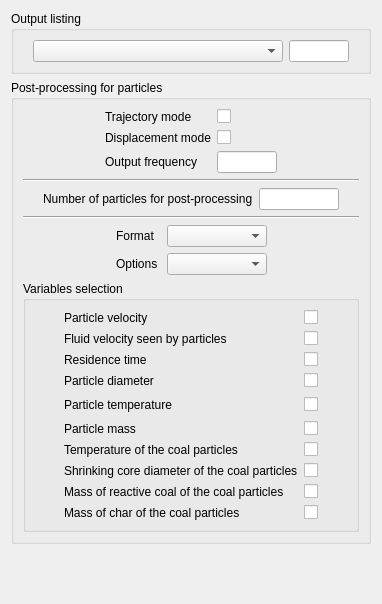
The window that gui/Pages/LagrangianOutputForm.ui (code-saturne/code_saturne) describes before a commit, drawn with Qt 5.
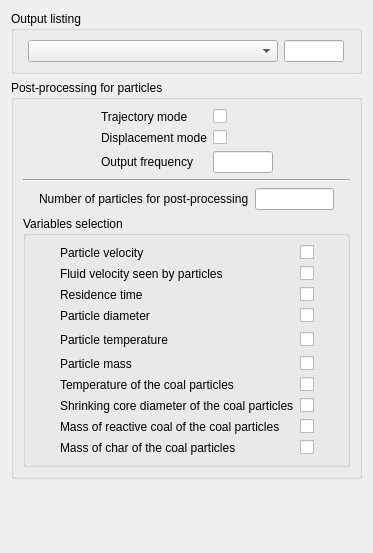
The same window after the commit.

Commit message: FIX suppress format and option and add frequency choice for lagrangian output

```diff
--- a/gui/Pages/LagrangianOutputForm.ui
+++ b/gui/Pages/LagrangianOutputForm.ui
@@ -1,12 +1,12 @@
 <ui version="4.0" >
  <class>LagrangianOutputForm</class>
- <widget class="QWidget" name="LagrangianOutputForm" >
-  <property name="geometry" >
+ <widget class="QWidget" name="LagrangianOutputForm">
+  <property name="geometry">
    <rect>
     <x>0</x>
     <y>0</y>
-    <width>382</width>
-    <height>604</height>
+    <width>373</width>
+    <height>553</height>
    </rect>
   </property>
   <property name="windowTitle" >
@@ -252,83 +252,8 @@
        </layout>
       </item>
       <item>
-       <widget class="Line" name="line_2" >
-        <property name="orientation" >
-         <enum>Qt::Horizontal</enum>
-        </property>
-       </widget>
-      </item>
-      <item>
-       <layout class="QHBoxLayout" name="horizontalLayout_3" >
-        <item>
-         <spacer>
-          <property name="orientation" >
-           <enum>Qt::Horizontal</enum>
-          </property>
-          <property name="sizeHint" stdset="0" >
-           <size>
-            <width>13</width>
-            <height>17</height>
-           </size>
-          </property>
-         </spacer>
-        </item>
-        <item>
-         <layout class="QGridLayout" >
-          <item row="0" column="0" >
-           <widget class="QLabel" name="labelFormat_2" >
-            <property name="text" >
-             <string>Format</string>
-            </property>
-           </widget>
-          </item>
-          <item row="0" column="1" >
-           <widget class="QComboBox" name="comboBoxFormat" >
-            <property name="minimumSize" >
-             <size>
-              <width>100</width>
-              <height>0</height>
-             </size>
-            </property>
-           </widget>
-          </item>
-          <item row="1" column="0" >
-           <widget class="QLabel" name="labelOptions" >
-            <property name="text" >
-             <string>Options </string>
-            </property>
-           </widget>
-          </item>
-          <item row="1" column="1" >
-           <widget class="QComboBox" name="comboBoxOptions" >
-            <property name="minimumSize" >
-             <size>
-              <width>100</width>
-              <height>0</height>
-             </size>
-            </property>
-           </widget>
-          </item>
-         </layout>
-        </item>
-        <item>
-         <spacer>
-          <property name="orientation" >
-           <enum>Qt::Horizontal</enum>
-          </property>
-          <property name="sizeHint" stdset="0" >
-           <size>
-            <width>13</width>
-            <height>13</height>
-           </size>
-          </property>
-         </spacer>
-        </item>
-       </layout>
-      </item>
-      <item>
-       <widget class="QGroupBox" name="groupBoxVariables" >
-        <property name="title" >
+       <widget class="QGroupBox" name="groupBoxVariables">
+        <property name="title">
          <string>Variables selection</string>
         </property>
         <layout class="QGridLayout" name="gridLayout_2" >
@@ -412,12 +337,12 @@
            </property>
           </widget>
          </item>
-         <item row="4" column="0" >
+         <item row="4" column="0">
           <spacer>
-           <property name="orientation" >
+           <property name="orientation">
             <enum>Qt::Horizontal</enum>
            </property>
-           <property name="sizeHint" stdset="0" >
+           <property name="sizeHint" stdset="0">
             <size>
              <width>16</width>
              <height>21</height>
@@ -445,12 +370,12 @@
            </property>
           </widget>
          </item>
-         <item rowspan="2" row="4" column="3" >
+         <item row="4" column="3" rowspan="2">
           <spacer>
-           <property name="orientation" >
+           <property name="orientation">
             <enum>Qt::Horizontal</enum>
            </property>
-           <property name="sizeHint" stdset="0" >
+           <property name="sizeHint" stdset="0">
             <size>
              <width>21</width>
              <height>20</height>
```
Left out of the diff: 313 changed lines with no effect on the pictures. The commit also changes 3 other files.
